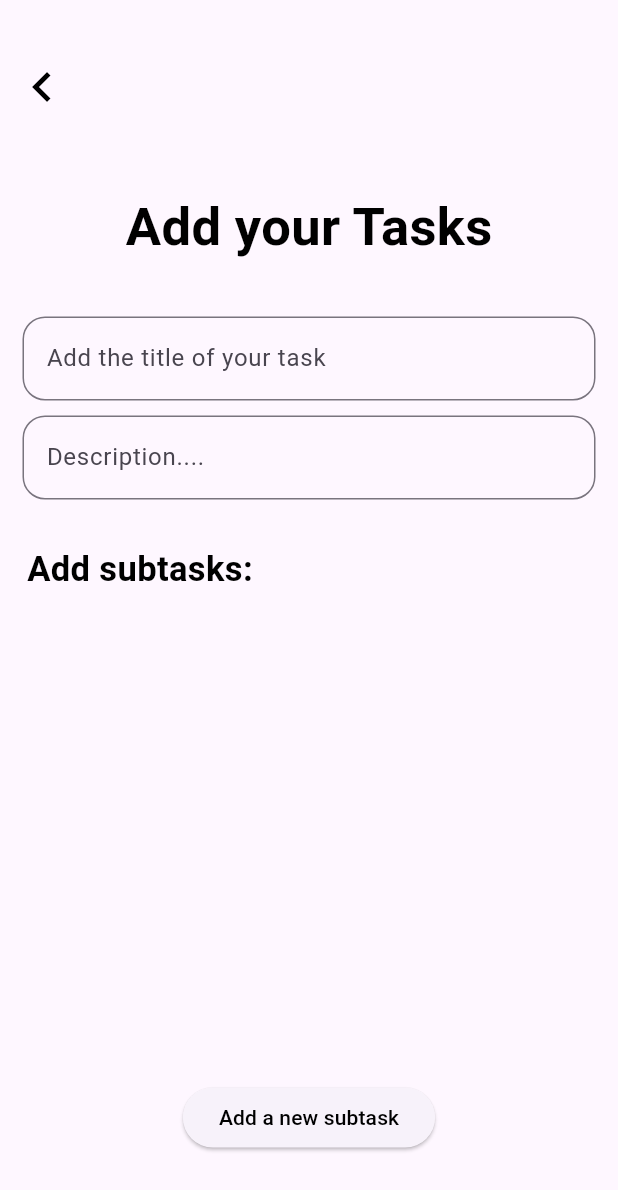
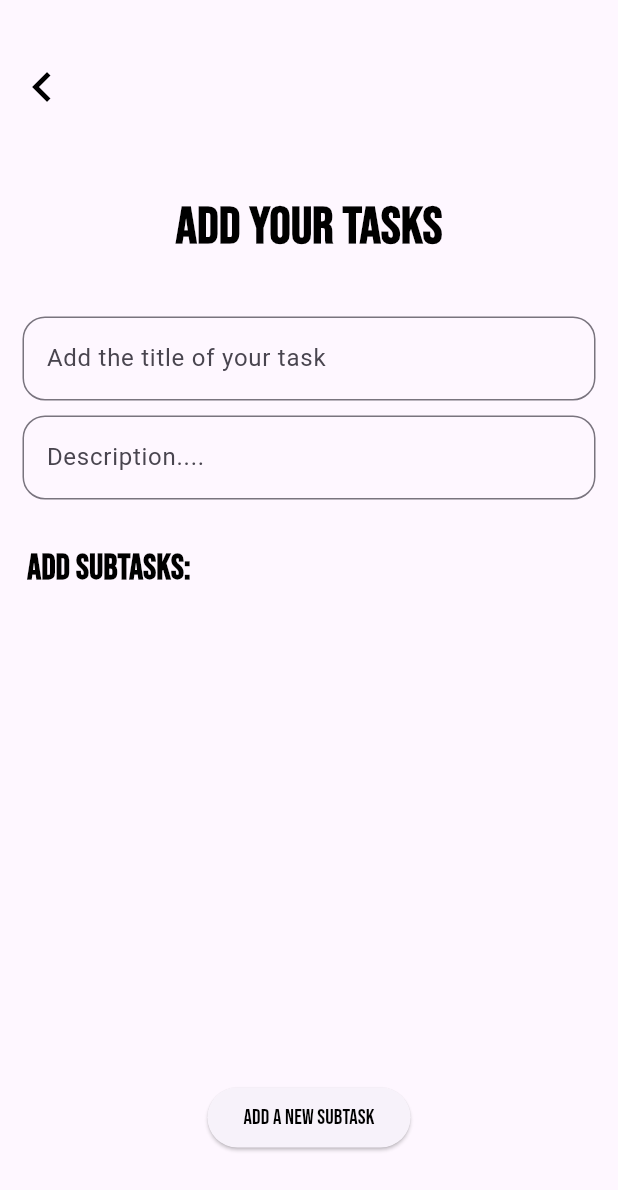
Before and after one commit to rustyonkeys/ProjectManager, a Flutter app: the screen it shows after launch, in the side drawer, after a tap on the "add" icon, on a phone screen of 412 x 824 dp. Shown: the top 1190 px of the screen. Run offline on Flutter 3.47's test engine with Material 3 defaults, Android fonts, the phone set to English and light mode, and no system bars; our stand-ins replace flutter_slidable, google_fonts.

Commit message:
added a custome google fonts

```diff
--- a/lib/pages/addtask.dart
+++ b/lib/pages/addtask.dart
@@ -1,4 +1,5 @@
 import "package:flutter/material.dart";
+import 'package:google_fonts/google_fonts.dart';
 
 class AddTask extends StatefulWidget {
   const AddTask({super.key});
@@ -36,7 +37,7 @@ class _AddTaskState extends State<AddTask> {
               ),
               SizedBox(height: 40,),
               Text("Add your Tasks",
-                style: TextStyle(color: Colors.black,
+                style: GoogleFonts.bebasNeue(color: Colors.black,
                   fontSize: 35,
                   fontWeight: FontWeight.bold,),),
               SizedBox(height: 20,),
@@ -71,7 +72,7 @@ class _AddTaskState extends State<AddTask> {
                 child: Padding(
                   padding: const EdgeInsets.only(left: 18),
                   child: Text("Add subtasks:",
-                  style: TextStyle(
+                  style: GoogleFonts.bebasNeue(
                       fontWeight: FontWeight.bold,
                   color: Colors.black,
                   fontSize: 23),),
@@ -99,7 +100,7 @@ class _AddTaskState extends State<AddTask> {
               SizedBox(height: 100,),
               ElevatedButton(onPressed: addtask,
                   child:Text("Add a new subtask",
-                  style: TextStyle(
+                  style: GoogleFonts.bebasNeue(
                     color: Colors.black
                   ),))
 
--- a/lib/pages/homepage.dart
+++ b/lib/pages/homepage.dart
@@ -1,5 +1,6 @@
 import "package:flutter/material.dart";
 import "package:taskmanager/pages/drawer.dart";
+import 'package:google_fonts/google_fonts.dart';
 
 class FrontPage extends StatelessWidget {
    FrontPage({super.key});
@@ -22,17 +23,17 @@ class FrontPage extends StatelessWidget {
               _scaffoldkey.currentState?.openDrawer();
             },),
             title: Text("Welcome to TaskManager",
-            style: TextStyle(color: Colors.white),),
-            expandedHeight: 300,
+            style: GoogleFonts.bebasNeue(color: Colors.white),),
+            expandedHeight: 250,
             backgroundColor: Colors.black54,
             flexibleSpace: FlexibleSpaceBar(
               background: Container(
                 color: Colors.black87,
               ),
               title: Padding(
-                padding: const EdgeInsets.only(bottom: 80),
+                padding: const EdgeInsets.only(bottom: 50),
                 child: Text("Manage Your Tasks!!",
-                style: TextStyle(
+                style: GoogleFonts.bebasNeue(
                   color: Colors.white,
                   fontWeight: FontWeight.bold,
                   fontSize: 20,
@@ -47,7 +48,7 @@ class FrontPage extends StatelessWidget {
               child: ClipRRect(
                 child: Container(
                   child: Text("To Do Tasks",
-                  style: TextStyle(
+                  style: GoogleFonts.bebasNeue(
                     color: Colors.black,
                     fontSize: 35,
                     fontWeight: FontWeight.bold,
@@ -76,8 +77,8 @@ class FrontPage extends StatelessWidget {
                           Container(
                             child: Center(
                               child: Text("Make an app",
-                              style: TextStyle(color: Colors.white,
-                              fontSize: 28,
+                              style: GoogleFonts.bebasNeue(color: Colors.white,
+                              fontSize: 40,
                               fontWeight: FontWeight.bold,),),
                             ),
                           ),
@@ -87,7 +88,7 @@ class FrontPage extends StatelessWidget {
                           children: [
                             Container(
                             child: Text("Priority:high",
-                            style: TextStyle(
+                            style: GoogleFonts.bebasNeue(
                               color: Colors.white,
                               fontSize: 20
                             ),),
@@ -95,7 +96,7 @@ class FrontPage extends StatelessWidget {
                             SizedBox(width: 20,),
                             Container(
                               child: Text("Priority:high",
-                                style: TextStyle(
+                                style: GoogleFonts.bebasNeue(
                                     color: Colors.white,
                                     fontSize: 20
                                 ),),
@@ -134,7 +135,7 @@ class FrontPage extends StatelessWidget {
                                 Container(
                                   child: Center(
                                     child: Text("Make an app",
-                                      style: TextStyle(color: Colors.white,
+                                      style: GoogleFonts.bebasNeue(color: Colors.white,
                                         fontSize: 28,
                                         fontWeight: FontWeight.bold,),),
                                   ),
@@ -145,7 +146,7 @@ class FrontPage extends StatelessWidget {
                                     children: [
                                       Container(
                                         child: Text("Priority:high",
-                                          style: TextStyle(
+                                          style: GoogleFonts.bebasNeue(
                                               color: Colors.white,
                                               fontSize: 20
                                           ),),
@@ -153,7 +154,7 @@ class FrontPage extends StatelessWidget {
                                       SizedBox(width: 20,),
                                       Container(
                                         child: Text("Priority:high",
-                                          style: TextStyle(
+                                          style: GoogleFonts.bebasNeue(
                                               color: Colors.white,
                                               fontSize: 20
                                           ),),
@@ -192,7 +193,7 @@ class FrontPage extends StatelessWidget {
                                 Container(
                                   child: Center(
                                     child: Text("Make an app",
-                                      style: TextStyle(color: Colors.white,
+                                      style: GoogleFonts.bebasNeue(color: Colors.white,
                                         fontSize: 28,
                                         fontWeight: FontWeight.bold,),),
                                   ),
@@ -203,7 +204,7 @@ class FrontPage extends StatelessWidget {
                                     children: [
                                       Container(
                                         child: Text("Priority:high",
-                                          style: TextStyle(
+                                          style: GoogleFonts.bebasNeue(
                                               color: Colors.white,
                                               fontSize: 20
                                           ),),
@@ -211,7 +212,7 @@ class FrontPage extends StatelessWidget {
                                       SizedBox(width: 20,),
                                       Container(
                                         child: Text("Priority:high",
-                                          style: TextStyle(
+                                          style: GoogleFonts.bebasNeue(
                                               color: Colors.white,
                                               fontSize: 20
                                           ),),
--- a/pubspec.yaml
+++ b/pubspec.yaml
@@ -47,6 +47,7 @@ dev_dependencies:
   flutter_lints: ^5.0.0
   cupertino_icons: ^1.0.8
   flutter_slidable: ^3.0.1
+  google_fonts: ^6.2.1
 
 # For information on the generic Dart part of this file, see the
 # following page: https://dart.dev/tools/pub/pubspec
```
Also changed, not shown: lib/services/Firebase.dart (added), pubspec.lock, 1 other file.
